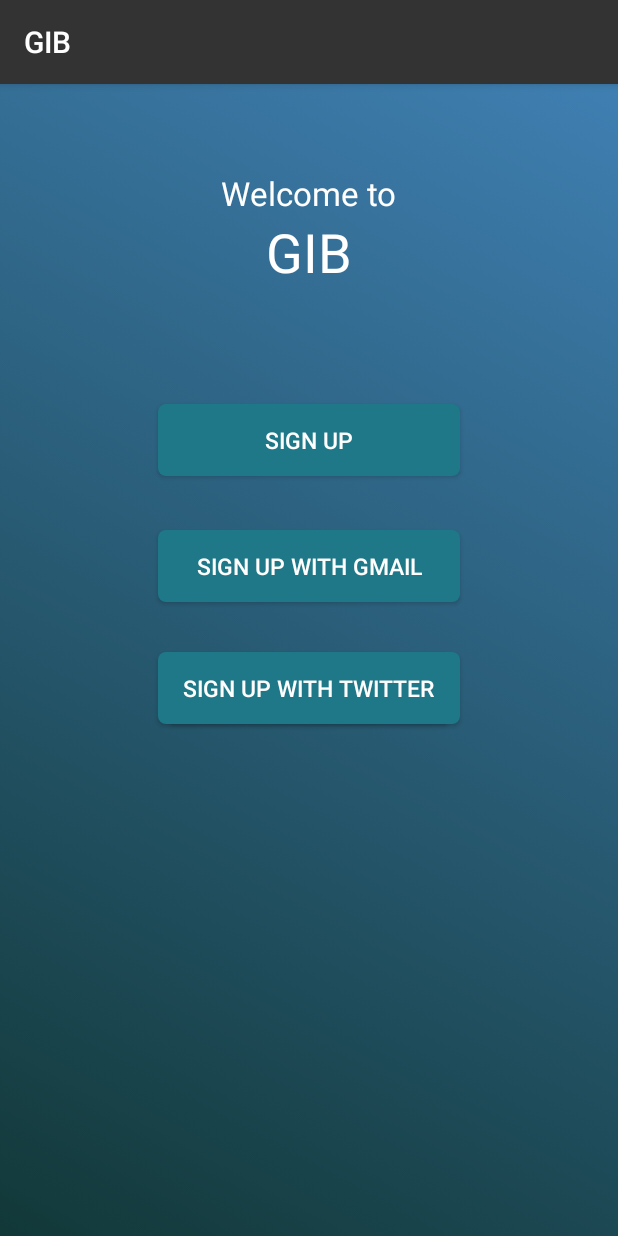
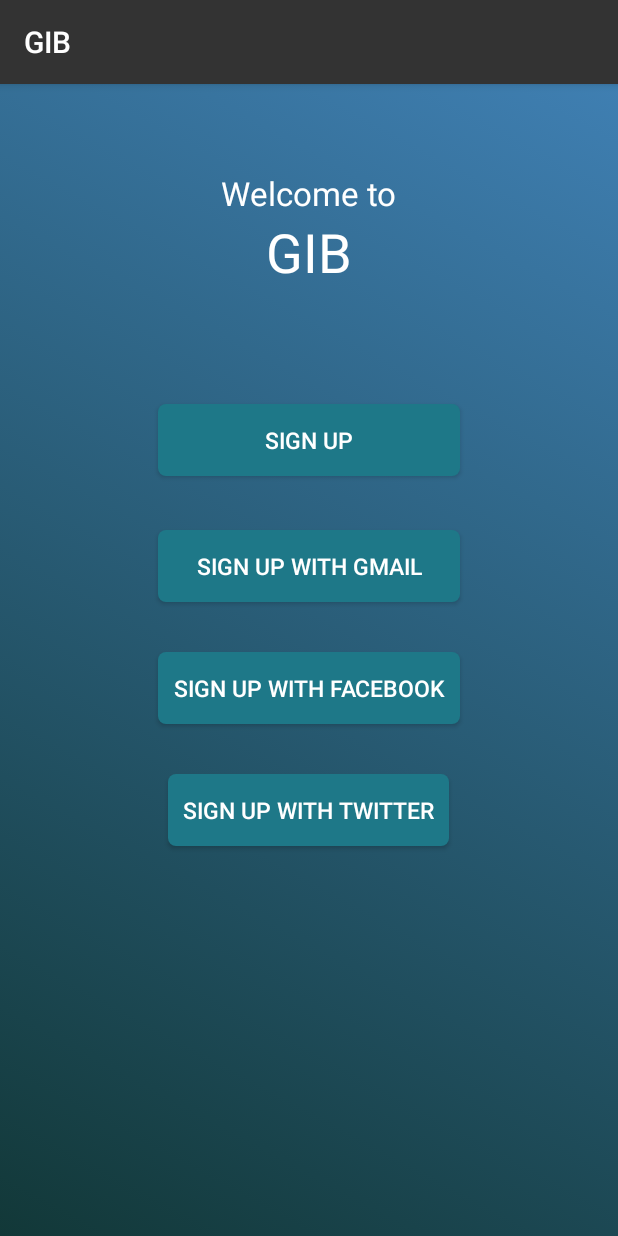
Before and after one commit to godfreyJo/GIB, an Android app: the socialSignup screen opened directly, with no data from a screen before it, on a phone screen of 412 x 824 dp. Run offline under Robolectric (Android 15) with nearby library versions, the phone set to English and light mode, and no system bars.

Commit message:
adding facebook_signUp button

```diff
--- a/app/src/main/res/layout/activity_social_signup.xml
+++ b/app/src/main/res/layout/activity_social_signup.xml
@@ -90,6 +90,6 @@
         android:textSize="15sp"
         android:paddingLeft="10dp"
         android:paddingRight="10dp"
-        android:layout_below="@+id/Sign_Up_with_Gmail"
+        android:layout_below="@+id/Sign_Up_with_Facebook"
         android:layout_centerHorizontal="true" />
 </RelativeLayout>
```
